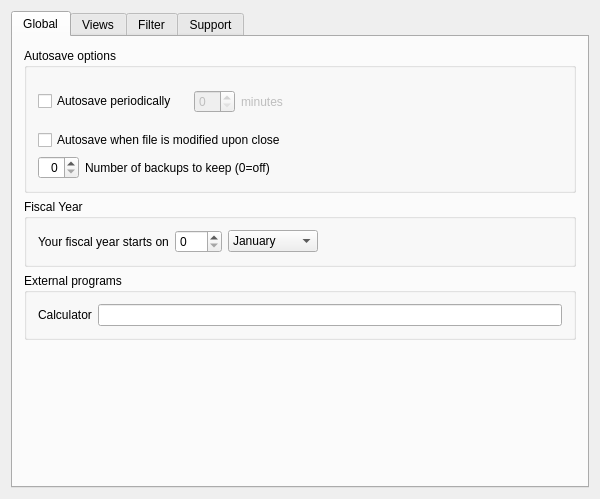
Above: kmymoney/dialogs/settings/ksettingsgeneraldecl.ui from KDE/kmymoney before the change. Below: the same form after it.
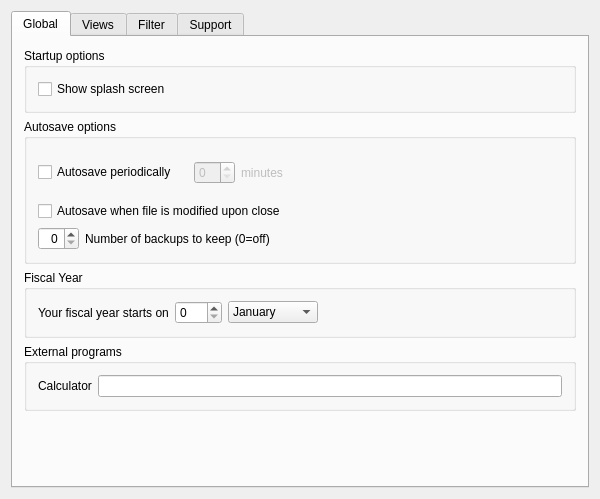
That is the form after the change. The open tabs and pages were chosen to show the change. Custom widgets are drawn as their Qt base class.

Commit message:
Add feature to disable the splash screen
BUG:367787
FIXED-IN:5.0

Changes:
1) Single unique pointer to splashscreen instead of two pointers.
2) Class has been changed to simple function, so it takes less space.
3) logoOverlay.isNull() is taking processing resources, while splashscreen can be created with empty pixmap, so that check was removed.
4) Splashscreen can be disabled.

```diff
--- a/kmymoney/dialogs/settings/ksettingsgeneraldecl.ui
+++ b/kmymoney/dialogs/settings/ksettingsgeneraldecl.ui
@@ -24,6 +24,22 @@
        <string comment="@title global settings">Global</string>
       </attribute>
       <layout class="QVBoxLayout" name="verticalLayout_6">
+       <item>
+        <widget class="QGroupBox" name="groupBox_3">
+         <property name="title">
+          <string>Startup options</string>
+         </property>
+         <layout class="QVBoxLayout" name="startupVerticalLayout">
+          <item>
+           <widget class="QCheckBox" name="kcfg_ShowSplash">
+            <property name="text">
+             <string>Show splash screen</string>
+            </property>
+           </widget>
+          </item>
+         </layout>
+        </widget>
+       </item>
        <item>
         <widget class="QGroupBox" name="groupBox_2">
          <property name="title">
```
The commit also changes 3 other files.
